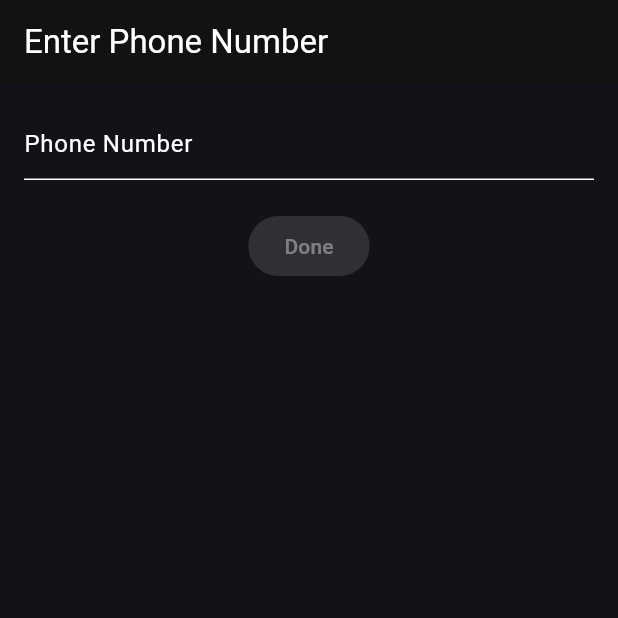
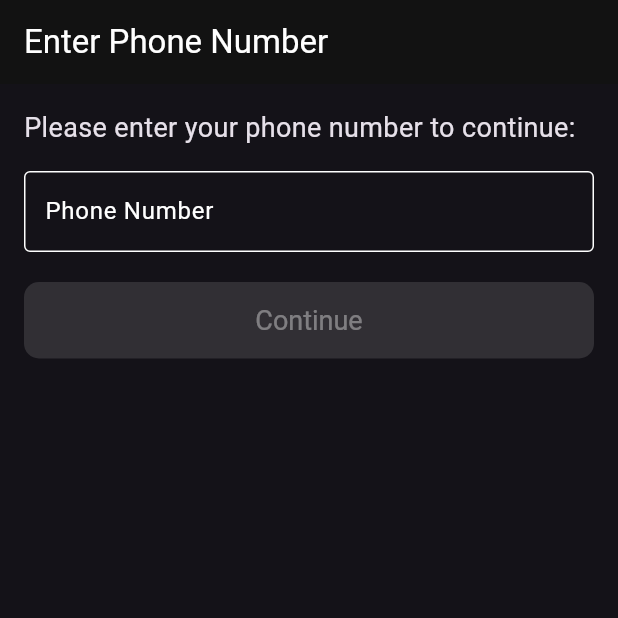
Before and after one commit to shakil2995/Rune_caller_app, a Flutter app: the screen it shows after launch, on a phone screen of 412 x 824 dp, the top half of it. Run offline on Flutter 3.47's test engine with Material 3 defaults, Android fonts, the phone set to English and light mode, and no system bars; our stand-ins replace shared_preferences, socket_io_client; missing offline and left inert: flutter_webrtc.

Commit message:
Update main.dart

```diff
--- a/rune - p2p calling/lib/main.dart
+++ b/rune - p2p calling/lib/main.dart
@@ -41,6 +41,7 @@ class InitializationScreenState extends State<InitializationScreen> {
   }
 
 Future<void> _initializeCallerID() async {
+  try {
     final prefs = await SharedPreferences.getInstance();
     String? storedCallerID = prefs.getString(callerIDKey);
 
@@ -56,7 +57,12 @@ class InitializationScreenState extends State<InitializationScreen> {
       });
       _initializeSignallingService(storedCallerID);
     }
+  } catch (e) {
+    // Handle the error appropriately
+    print('Error initializing caller ID: $e');
   }
+}
+
 
   void _initializeSignallingService(String callerID) {
     SignallingService.instance.init(
@@ -100,11 +106,25 @@ class PhoneNumberScreenState extends State<PhoneNumberScreen> {
       body: Padding(
         padding: const EdgeInsets.all(16.0),
         child: Column(
+          crossAxisAlignment: CrossAxisAlignment.start,
           children: [
+            const Text(
+              'Please enter your phone number to continue:',
+              style: TextStyle(fontSize: 18),
+            ),
+            const SizedBox(height: 16),
             TextField(
               controller: controller,
               keyboardType: TextInputType.phone,
-              decoration: const InputDecoration(hintText: "Phone Number"),
+              decoration: InputDecoration(
+                hintText: "Phone Number",
+                border: const OutlineInputBorder(),
+                focusedBorder: OutlineInputBorder(
+                  borderSide: BorderSide(color: Theme.of(context).primaryColor),
+                ),
+                contentPadding: const EdgeInsets.symmetric(
+                    vertical: 15.0, horizontal: 10.0),
+              ),
               onChanged: (value) {
                 setState(() {
                   isValid = value.length >= 11;
@@ -112,9 +132,12 @@ class PhoneNumberScreenState extends State<PhoneNumberScreen> {
               },
             ),
             const SizedBox(height: 20),
-            ElevatedButton(
+            SizedBox(
+              width: double.infinity,
+              child: ElevatedButton(
   onPressed: isValid
       ? () async {
+          try {
             final phoneNumber = controller.text;
             final prefs = await SharedPreferences.getInstance();
             await prefs.setString(callerIDKey, phoneNumber);
@@ -123,9 +146,21 @@ class PhoneNumberScreenState extends State<PhoneNumberScreen> {
                 builder: (context) => const InitializationScreen(),
               ),
             );
+          } catch (e) {
+            // Handle the error appropriately
+            print('Error saving phone number: $e');
+          }
         }
       : null,
-              child: const Text('Done'),
+                style: ElevatedButton.styleFrom(
+                  padding: const EdgeInsets.symmetric(vertical: 15),
+                  textStyle: const TextStyle(fontSize: 18),
+                  shape: RoundedRectangleBorder(
+                    borderRadius: BorderRadius.circular(10),
+                  ),
+                ),
+                child: const Text('Continue'),
+              ),
             ),
           ],
         ),
```
Lines whose indentation alone changed are shown as unchanged.
